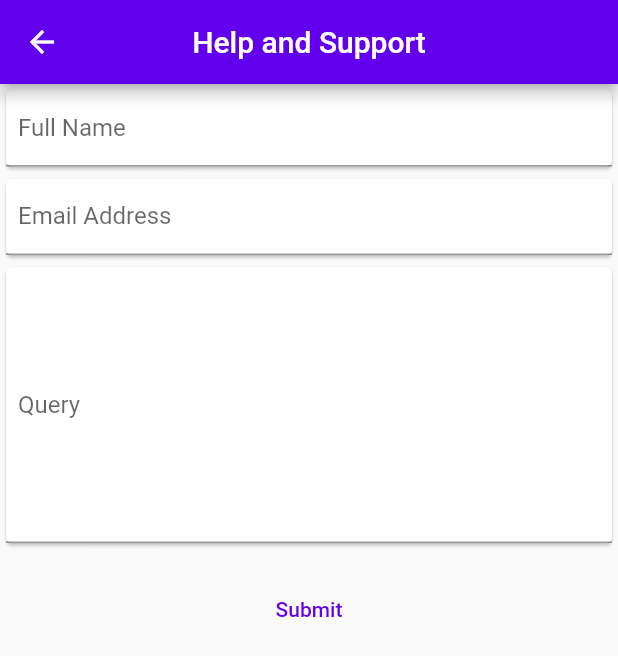
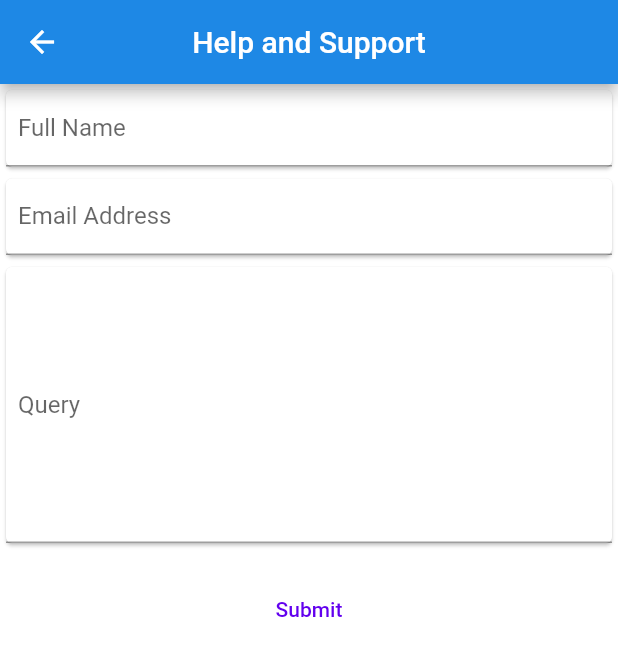
Before and after one commit to Sauske05/alevelnotes-arun_updated, a Flutter app: the HelpSupport screen opened directly, on a phone screen of 412 x 824 dp. Shown: the top 656 px of the screen. Run offline on Flutter 3.47's test engine with Material 2 defaults, Android fonts, the phone set to English and light mode, and no system bars; our stand-ins replace animated_splash_screen, cloud_firestore, connectivity_plus, dio, firebase_auth, firebase_core and 5 more; missing offline and left inert: syncfusion_flutter_pdfviewer; accounts and stored records are empty; network calls fail; Roboto replaces fonts that are missing (AkayaTelivigala).

Commit message:
color appbar

```diff
--- a/lib/screens/AboutUs.dart
+++ b/lib/screens/AboutUs.dart
@@ -1,5 +1,3 @@
-import 'package:playstore_app/datas/account_menu_json.dart';
-
 import 'package:flutter/material.dart';
 
 import 'package:playstore_app/widgets/ChangeThemeButtonWidget.dart';
@@ -55,7 +53,7 @@ class AboutUsState extends State<AboutUs> {
         padding: const EdgeInsets.fromLTRB(18, 100, 20, 20),
         child: Column(children: [
           Text(
-            'Shishir \n"Hi, i am jdsh dshg dkjdsh fsdff sd djkhs sadhfdsahf asdhfsd dhglsd gsdh "',
+            'Shishir \n"Hi, I\'m Shishir. I am frontend developer for this app. I like building things. I am a High school graduate, Covid Connect Nepal Alumni, and the founder of <my_company/>. I am currently working with OlympEd, MathWorldNepal, and Engin."',
             style: TextStyle(
                 fontSize: 17,
                 backgroundColor: Provider.of<ThemeProvider>(context).themeMode ==
@@ -70,7 +68,7 @@ class AboutUsState extends State<AboutUs> {
               height: 30,
             ),
           Text(
-            'Arun \n"this this this that tht thatfasdlhfa asdljhkjsda hasljdhlak dsajdshgdsjh"',
+            'Arun \n"Hi, I am Arun. I am the Backend Developer for this app. Having recently graduated from Trinity Intl College, I am currently doing my internship at Robotics Association of Nepal(RAN). I excel at App development and Web development. I am also currently involved with Math World Nepal and Squad of Physics, Math, and Astronomy(SPAM)"',
             style: TextStyle(
                 fontSize: 17,
                 backgroundColor: Provider.of<ThemeProvider>(context).themeMode ==
--- a/lib/screens/ContactUs.dart
+++ b/lib/screens/ContactUs.dart
@@ -1,10 +1,5 @@
 import 'package:playstore_app/datas/account_menu_json.dart';
-import 'package:playstore_app/screens/SyllabusScreen.dart';
-import 'package:playstore_app/theme/colors.dart';
 import 'package:playstore_app/theme/padding.dart';
-import 'package:playstore_app/uiwidgets/custom_place_holder.dart';
-import 'package:playstore_app/uiwidgets/custom_place_holder_contact_support.dart';
-import 'package:playstore_app/uiwidgets/custom_title.dart';
 import 'package:flutter/material.dart';
 
 import 'package:playstore_app/widgets/ChangeThemeButtonWidget.dart';
--- a/lib/screens/Homepage.dart
+++ b/lib/screens/Homepage.dart
@@ -1,5 +1,4 @@
 import 'package:flutter/material.dart';
-import 'package:playstore_app/uiwidgets/custom_place_holder.dart';
 import 'package:playstore_app/uiwidgets/custom_place_holder_contact_support.dart';
 import 'package:playstore_app/widgets/ChangeThemeButtonWidget.dart';
 import 'package:playstore_app/theme/colors.dart';
--- a/lib/screens/Physics_mainscreen.dart
+++ b/lib/screens/Physics_mainscreen.dart
@@ -2,8 +2,6 @@ import 'package:flutter/material.dart';
 import 'package:playstore_app/widgets/ChangeThemeButtonWidget.dart';
 import '/models/dummylist.dart';
 import '/widgets/list_items.dart';
-import 'package:provider/provider.dart';
-import 'package:playstore_app/models/connectivity_provider.dart';
 
 class PhysicsScreen extends StatefulWidget {
   const PhysicsScreen({Key? key}) : super(key: key);
--- a/lib/screens/help_support.dart
+++ b/lib/screens/help_support.dart
@@ -1,5 +1,8 @@
 import 'package:flutter/material.dart';
 import 'package:cloud_firestore/cloud_firestore.dart';
+import 'package:provider/provider.dart';
+
+import 'package:playstore_app/theme/theme_provider.dart';
 
 class HelpSupport extends StatefulWidget {
   const HelpSupport({super.key});
@@ -72,10 +75,23 @@ class _HelpSupportState extends State<HelpSupport> {
   final _formkey = GlobalKey<FormState>();
   @override
   Widget build(BuildContext context) {
+    final appbarColor =
+        Provider.of<ThemeProvider>(context).themeMode == ThemeMode.dark
+            // ? Color.fromARGB(255, 62, 61, 61)
+            ? const Color.fromARGB(255, 62, 61, 61)
+            : Colors.blue.shade600;
+            final textWhite =
+        Provider.of<ThemeProvider>(context).themeMode == ThemeMode.dark
+            // ? Color.fromARGB(255, 62, 61, 61)
+            ? const Color.fromARGB(227, 56, 53, 53)
+            : const Color(0xFFFFFFFF);
     return Scaffold(
+      backgroundColor: textWhite,
       appBar: AppBar(
         title: const Text('Help and Support'),
         centerTitle: true,
+                  backgroundColor: appbarColor,
+
       ),
       body: SingleChildScrollView(
         child: Form(
--- a/lib/screens/reader_screen_math.dart
+++ b/lib/screens/reader_screen_math.dart
@@ -1,6 +1,5 @@
 import 'package:flutter/material.dart';
 import '/widgets/pdf_creator_Math.dart';
-import '../widgets/DownloadDialog_Math.dart';
 
 class ReaderScreenMath extends StatefulWidget {
   // final String title;
--- a/lib/screens/readerscreen.dart
+++ b/lib/screens/readerscreen.dart
@@ -1,6 +1,5 @@
 import 'package:flutter/material.dart';
 import '/widgets/pdfcontroller.dart';
-import '../widgets/DownloadDialog.dart';
 
 class ReaderScreen extends StatefulWidget {
   // final String title;
```
Also changed, not shown: lib/screens/animation_screen.dart (deleted, +0 -39 lines), lib/screens/pastpapers.dart (+1 -18 lines), lib/screens/terms_and_conditions.dart (+1 -9 lines).
